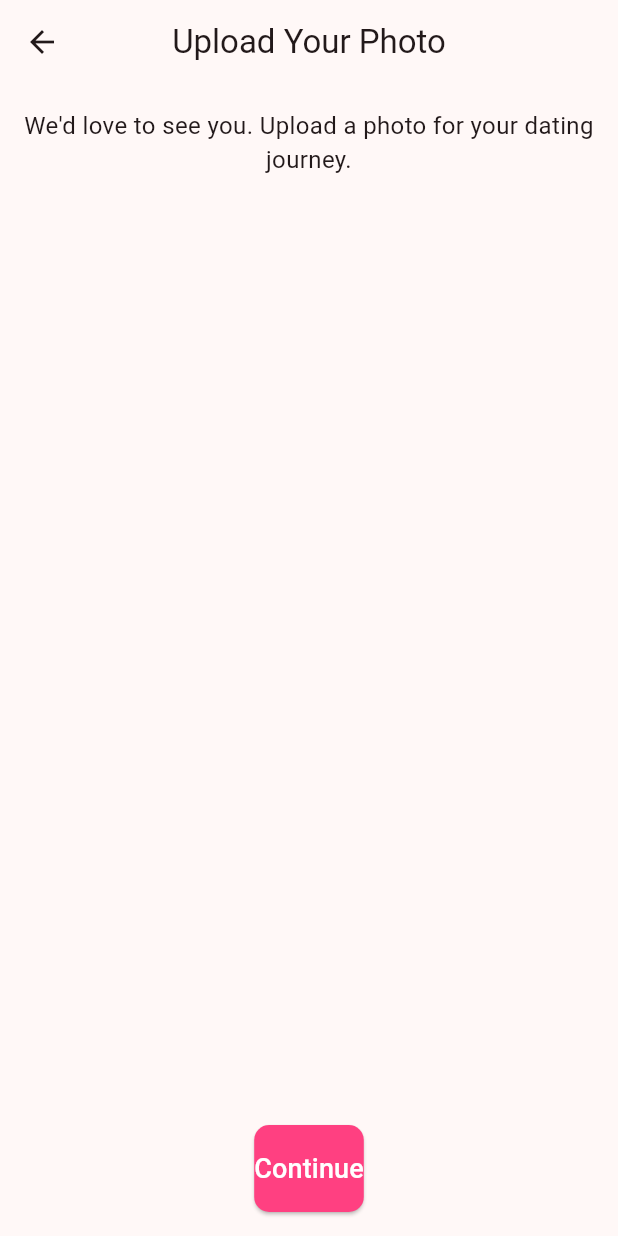
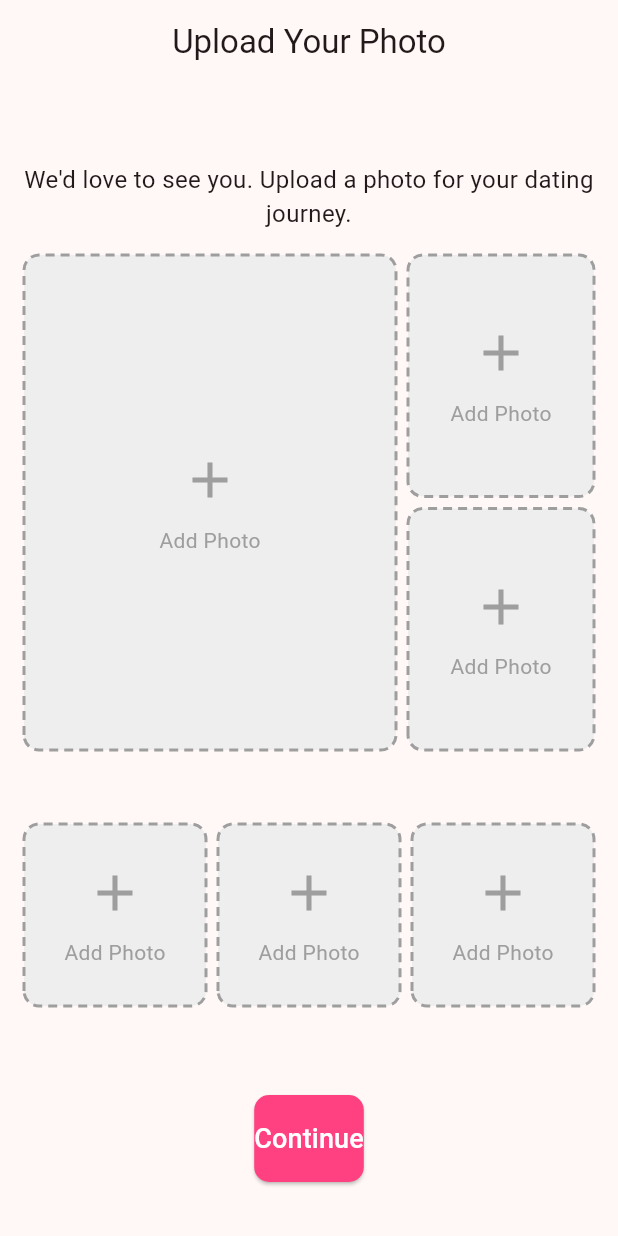
Before and after one commit to athulya-mashupTech/Inakal, a Flutter app: the ImageUploadScreen screen opened directly, on a phone screen of 412 x 824 dp. Run offline on Flutter 3.47's test engine with Material 3 defaults, Android fonts, the phone set to English and light mode, and no system bars; drawn by our look-alikes of dotted_border; our stand-ins replace image_picker, intl_phone_field, pinput, smooth_page_indicator, swipeable_button_view.

Commit message:
Added Image Upload code 1/2

```diff
--- a/lib/constants/app_constants.dart
+++ b/lib/constants/app_constants.dart
@@ -27,8 +27,6 @@ class AppColors {
   static const Color vibrantGreen = Color(0xFF4CE417); //  Green chat active Shade
   static const Color warmOrange = Color(0xFFF2994A); // Warm Orange Shade
 
-
-
   static const Gradient pinkWhiteGradient = LinearGradient(
     colors: [
       Color(0xFFFFFFFF), // White
--- a/lib/features/registration/screens/image_upload_screen.dart
+++ b/lib/features/registration/screens/image_upload_screen.dart
@@ -33,26 +33,73 @@ class _ImageUploadScreenState extends State<ImageUploadScreen> {
         padding: const EdgeInsets.all(16.0),
         child: Column(
           children: [
+
+            const SizedBox(height: 36),
             const Text(
               "We'd love to see you. Upload a photo for your dating journey.",
               style: TextStyle(fontSize: 16),
               textAlign: TextAlign.center,
             ),
-            const SizedBox(height: 20),
+            const SizedBox(height: 16), // Reduced the height from 20 to 16
             Expanded(
-              child: GridView.builder(
-                gridDelegate: const SliverGridDelegateWithFixedCrossAxisCount(
-                  crossAxisCount: 2, // 2 columns
-                  crossAxisSpacing: 10, // Horizontal spacing
-                  mainAxisSpacing: 10, // Vertical spacing
-                  childAspectRatio: 1, // Makes each slot square
-                ),
-                itemCount: 6,
-                itemBuilder: (context, index) {
-                  ImageSlot(index);
-                },
+              flex: 3, // Adjust the weight for the upper row
+              child: Row(
+                mainAxisAlignment:
+                    MainAxisAlignment.spaceBetween, // Distribute space evenly
+                crossAxisAlignment:
+                    CrossAxisAlignment.start, // Align content to the top
+                children: [
+                  Expanded(flex: 2, child: ImageSlot(0)),
+                  const SizedBox(width: 8), // Reduced width from 10 to 8
+                  Expanded(
+                    flex: 1,
+                    child: Column(
+                      mainAxisAlignment: MainAxisAlignment
+                          .start, // Align items to the top of the column
+                      crossAxisAlignment: CrossAxisAlignment
+                          .stretch, // Ensure the column stretches to fill the available width
+                      children: [
+                        Expanded(child: ImageSlot(3)),
+                        const SizedBox(
+                            height: 8), // Reduced height from 10 to 8
+                        Expanded(child: ImageSlot(4)),
+                      ],
                     ),
                   ),
+                ],
+              ),
+            ),
+
+            // const SizedBox(height: 8), // Reduced height from 10 to 8
+
+            Expanded(
+              flex: 2, // Adjust the weight for the lower row
+              child: Row(
+                children: [
+                  Expanded(
+                    child: AspectRatio(
+                      aspectRatio: 1, // Enforce square shape
+                      child: ImageSlot(1),
+                    ),
+                  ),
+                  const SizedBox(width: 8), // Reduced width from 10 to 8
+                  Expanded(
+                    child: AspectRatio(
+                      aspectRatio: 1, // Enforce square shape
+                      child: ImageSlot(2),
+                    ),
+                  ),
+                  const SizedBox(width: 8), // Reduced width from 10 to 8
+                  Expanded(
+                    child: AspectRatio(
+                      aspectRatio: 1, // Enforce square shape
+                      child: ImageSlot(5),
+                    ),
+                  ),
+                ],
+              ),
+            ),
+            SizedBox(height: 10), // Added a SizedBox to separate the button from the images
             ElevatedButton(
               onPressed: () {
                 // Handle the continue button action
@@ -69,15 +116,21 @@ class _ImageUploadScreenState extends State<ImageUploadScreen> {
                 style: TextStyle(fontSize: 18, color: Colors.white),
               ),
             ),
+            SizedBox(height: 20),
           ],
         ),
       ),
     );
   }
 
-  Widget ImageSlot(index) {
+  Widget ImageSlot(int index) {
     return GestureDetector(
       onTap: () => pickImage(index),
+      child: Container(
+        decoration: BoxDecoration(
+          borderRadius: BorderRadius.circular(10),
+          color: Colors.grey[200], // Placeholder background color
+        ),
         child: images[index] != null
             ? ClipRRect(
                 borderRadius: BorderRadius.circular(10),
@@ -127,6 +180,7 @@ class _ImageUploadScreenState extends State<ImageUploadScreen> {
                   ),
                 ),
               ),
+      ),
     );
   }
 }
--- a/lib/main.dart
+++ b/lib/main.dart
@@ -21,9 +21,9 @@ class MyApp extends StatelessWidget {
         colorScheme: ColorScheme.fromSeed(seedColor: AppColors.primaryRed),
         useMaterial3: true,
       ),
-      // home: ImageUploadScreen()
+      home: ImageUploadScreen()
       // home: MobileNoCheckScreen(),
-      home: const MyHomePage(title: 'Flutter Demo Home Page'),
+      // home: const MyHomePage(title: 'Flutter Demo Home Page'),
       // home: RegistrationForm(),
     );
   }
```
Lines whose indentation alone changed are shown as unchanged.
